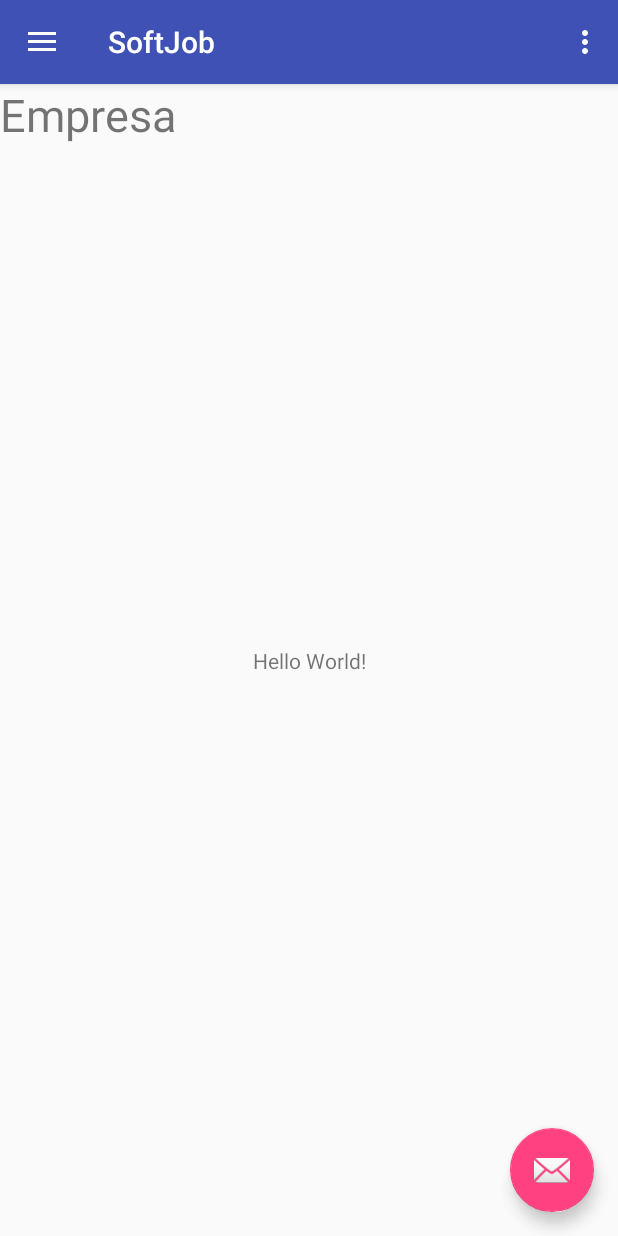
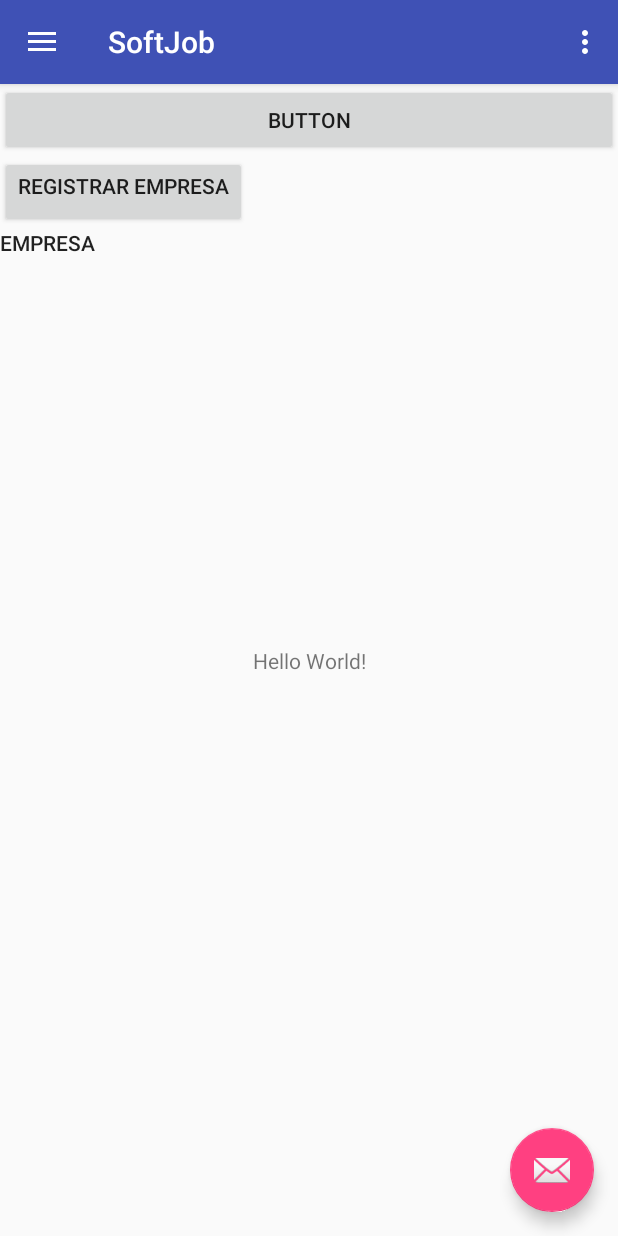
Before and after one commit to diegodrg27/SoftJob-CSUNSA-IS2, an Android app: the screen it shows after launch once a user with an empty profile is signed in (MainActivity), after a tap on "Empresa", on a phone screen of 412 x 824 dp. Run offline under Robolectric (Android 15) with nearby library versions, the phone set to English and light mode, and no system bars; our stand-ins replace Firebase (no records; nobody signed in at launch, a user with empty details on screens opened directly); libraries missing offline, so code that uses them is left out: com.facebook, com.facebook.login; 1 other tap on this screen came first.

Commit message:
Modulo Empresa
Boton y mostrar

```diff
--- a/SoftJob/app/src/main/java/softjob/softjob/menuEmpresa.java
+++ b/SoftJob/app/src/main/java/softjob/softjob/menuEmpresa.java
@@ -7,14 +7,35 @@ import android.support.v4.app.Fragment;
 import android.view.LayoutInflater;
 import android.view.View;
 import android.view.ViewGroup;
+import android.widget.Button;
+import android.widget.TextView;
+
+import com.google.firebase.database.DatabaseReference;
+import com.google.firebase.database.FirebaseDatabase;
 
 
-
-public class menuEmpresa extends Fragment {
+public class menuEmpresa extends Fragment implements  View.OnClickListener  {
+    //crear objetos
+    Button btRegistrar;
+    TextView texto;
+    DatabaseReference database;
     @Override
     public View onCreateView(LayoutInflater inflater, ViewGroup container,
                              Bundle savedInstanceState) {
         // Inflate the layout for this fragment
-        return inflater.inflate(R.layout.fragment_menu_empresa, container, false);
+        //btRegistrar =(Button) findViewById(R.id.btRegistrarEmpresa);
+        View v= inflater.inflate(R.layout.fragment_menu_empresa, container, false);
+        database= FirebaseDatabase.getInstance().getReference("Empresa");
+        btRegistrar =(Button)v.findViewById(R.id.btRegistrarEmpresa);
+        texto=(TextView)v.findViewById(R.id.txtEmpresa);
+        ///btRegistrar.setOnClickListener();
+        btRegistrar.setOnClickListener(this);
+        return  v;
+    }
+    public void onClick(View vista){
+        switch (vista.getId()){
+            case R.id.btRegistrarEmpresa:
+                texto.setText("Apretaste registrar empresa");
+        }
     }
 }
--- a/SoftJob/app/src/main/res/layout/fragment_menu_empresa.xml
+++ b/SoftJob/app/src/main/res/layout/fragment_menu_empresa.xml
@@ -6,11 +6,38 @@
 
     <!-- TODO: Update blank fragment layout -->
 
-    <TextView
-        android:id="@+id/textView"
-        android:layout_width="wrap_content"
-        android:layout_height="wrap_content"
-        android:text="Empresa"
-        android:textSize="30sp"
-        />
+    <LinearLayout
+        android:layout_width="match_parent"
+        android:layout_height="match_parent"
+        android:orientation="vertical">
+
+        <Button
+            android:id="@+id/button28"
+            android:layout_width="match_parent"
+            android:layout_height="wrap_content"
+            android:text="Button" />
+
+        <Button
+            android:id="@+id/btRegistrarEmpresa"
+            style="@style/Widget.AppCompat.Button"
+            android:layout_width="wrap_content"
+            android:layout_height="wrap_content"
+            android:gravity="left"
+            android:text="Registrar Empresa" />
+
+        <LinearLayout
+            android:layout_width="match_parent"
+            android:layout_height="match_parent"
+            android:orientation="vertical">
+
+            <TextView
+                android:id="@+id/txtEmpresa"
+                android:layout_width="match_parent"
+                android:layout_height="35dp"
+                android:text="Empresa"
+                android:textAppearance="@style/TextAppearance.AppCompat.Button" />
+        </LinearLayout>
+
+    </LinearLayout>
+
 </FrameLayout>
```
